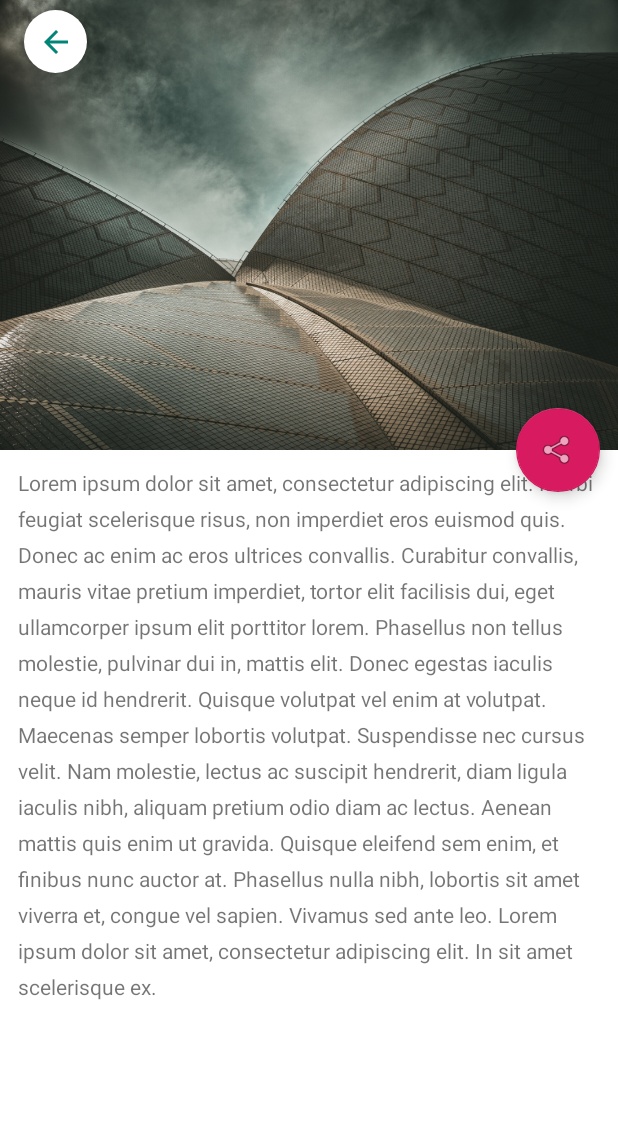
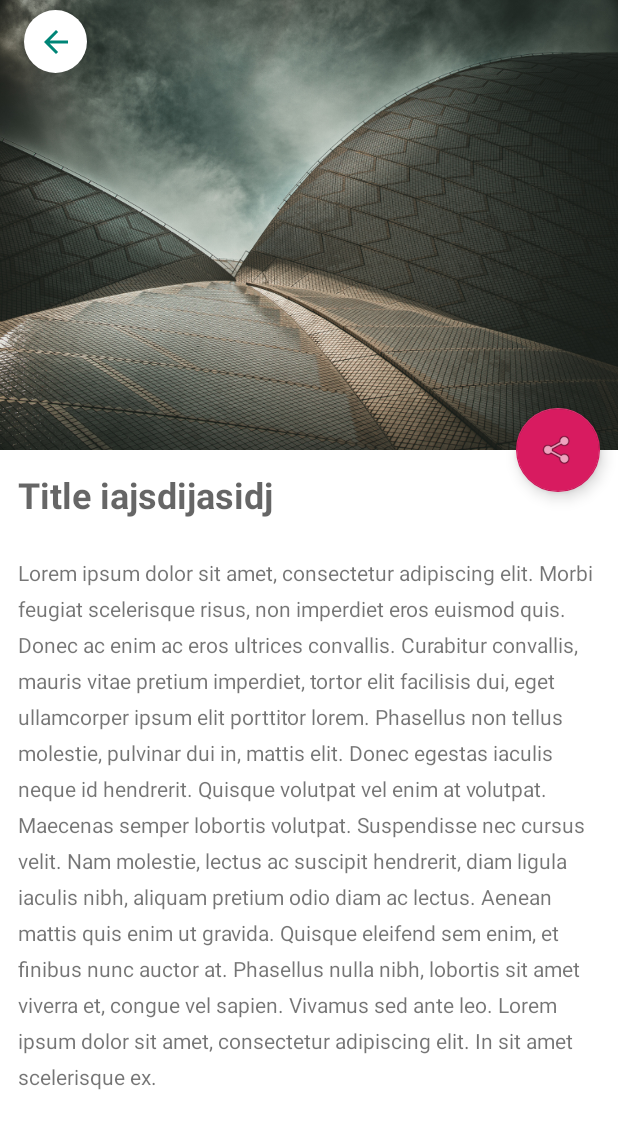
Before and after one commit to gabrielbmoro/AppMaterial, an Android app: the layout activity_detail.xml on its own in the app's theme, with its tools: preview values and no code run, on a phone screen of 412 x 824 dp. Shown: the top 1129 px of the screen. Run offline under Robolectric (Android 15) with nearby library versions, the phone set to English and light mode, and no system bars.

Commit message:
Adding the subtitle in Details Screen

```diff
--- a/XYZ-reader/app/src/main/java/com/example/gabrielmoro/xyz_reader/ui/mainScreen/detailScreen/DetailActivity.java
+++ b/XYZ-reader/app/src/main/java/com/example/gabrielmoro/xyz_reader/ui/mainScreen/detailScreen/DetailActivity.java
@@ -69,7 +69,7 @@ public class DetailActivity extends AppCompatActivity {
         UIServices.loadImageUsingGlide(this, url, binding.mainBackdrop);
     }
 
-    public static void startActivity(Context context, XyzReaderJson xyzReaderJsonSelected) {
+    public static void startActivity(final Context context, XyzReaderJson xyzReaderJsonSelected) {
         /*
          * To avoid the TransactionTooLargeException
          */
@@ -83,6 +83,7 @@ public class DetailActivity extends AppCompatActivity {
         intentAction.putExtra(SUB_TITLE_INTENT_KEY, xyzReaderJsonSelected.getAuthor());
         intentAction.putExtra(BODY_ÌNTENT_KEY, body);
         intentAction.putExtra(URL_INTENT_KEY, xyzReaderJsonSelected.getPhoto());
+
         context.startActivity(intentAction);
     }
 
--- a/XYZ-reader/app/src/main/java/com/example/gabrielmoro/xyz_reader/ui/mainScreen/detailScreen/DetailViewModel.java
+++ b/XYZ-reader/app/src/main/java/com/example/gabrielmoro/xyz_reader/ui/mainScreen/detailScreen/DetailViewModel.java
@@ -47,6 +47,10 @@ public class DetailViewModel extends AndroidViewModel {
         this.title = title;
     }
 
+    public String getSubTitle() {
+        return subTitle;
+    }
+
     void setSubTitle(String subTitle) {
         this.subTitle = subTitle;
     }
--- a/XYZ-reader/app/src/main/res/layout/activity_detail.xml
+++ b/XYZ-reader/app/src/main/res/layout/activity_detail.xml
@@ -103,6 +103,16 @@
 
 
                 <TextView
+                    android:id="@+id/tvTitle"
+                    android:layout_width="match_parent"
+                    android:layout_height="60dp"
+                    style="@style/TextAppearance.Display"
+                    android:padding="@dimen/activity_horizontal_margin"
+                    tools:text="Title iajsdijasidj"
+                    android:text="@{viewModel.subTitle}"/>
+
+                <TextView
+                    android:id="@+id/tvDescription"
                     android:layout_width="match_parent"
                     android:layout_height="wrap_content"
                     android:lineSpacingExtra="8dp"
--- a/XYZ-reader/app/src/main/res/layout/activity_main.xml
+++ b/XYZ-reader/app/src/main/res/layout/activity_main.xml
@@ -38,6 +38,7 @@
                 android:layout_height="wrap_content"
                 app:layout_scrollFlags="scroll|enterAlways"
                 app:title="@string/app_name"
+                android:id="@+id/toolbar"
                 app:titleTextColor="@android:color/white" />
         </android.support.design.widget.AppBarLayout>
 
--- a/XYZ-reader/app/src/main/res/values/styles.xml
+++ b/XYZ-reader/app/src/main/res/values/styles.xml
@@ -25,4 +25,11 @@
         <item name="android:textColor">@android:color/white</item>
     </style>
 
+
+    <style name="TextAppearance.Display" parent="Base.TextAppearance.AppCompat.Caption">
+        <item name="android:gravity">center_vertical</item>
+        <item name="android:textStyle">bold</item>
+        <item name="android:textSize">24sp</item>
+    </style>
+
 </resources>
```
